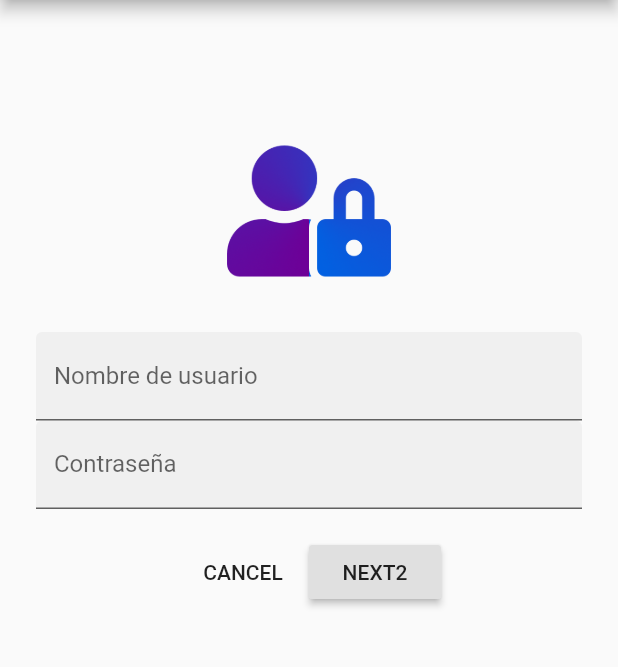
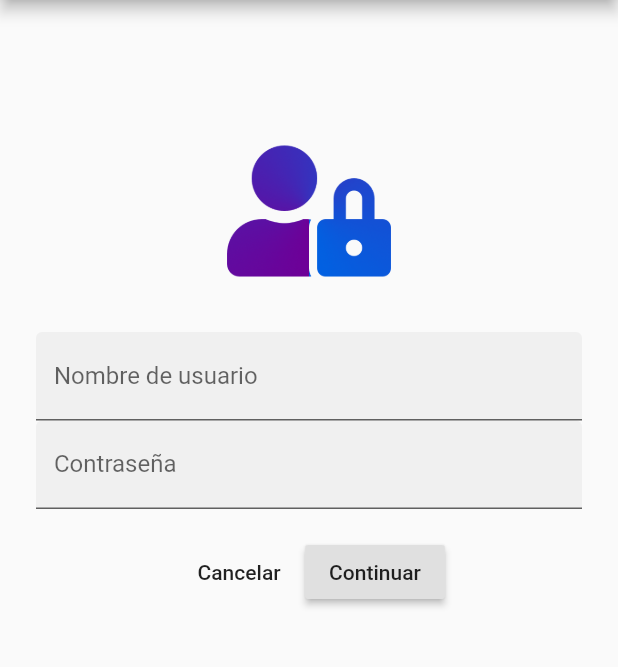
Before and after one commit to AlanRoblesS/IOSUIII_Act8, a Flutter app: the screen it shows after launch, on a phone screen of 412 x 824 dp, the part 84-751 px from its top. Run offline on Flutter 3.47's test engine with Material 2 defaults, Android fonts, the phone set to English and light mode, and no system bars.

```diff
--- a/lib/main.dart
+++ b/lib/main.dart
@@ -107,7 +107,7 @@ class _PantallaIngresoState extends State<PantallaIngreso> {
                       mainAxisAlignment: MainAxisAlignment.center,
                       children: <Widget>[
                         FlatButton(
-                          child: Text('CANCEL'),
+                          child: Text('Cancelar'),
                           onPressed: () {
                             setState(() {
                               isLogin = false;
@@ -115,9 +115,7 @@ class _PantallaIngresoState extends State<PantallaIngreso> {
                           },
                         ),
                         RaisedButton(
-                          child: Text(
-                            'NEXT2',
-                          ),
+                          child: Text('Continuar',),
                           onPressed: () {
                             setState(() {
                               isLogin = true;
```
Also changed, not shown: 1 other file.
